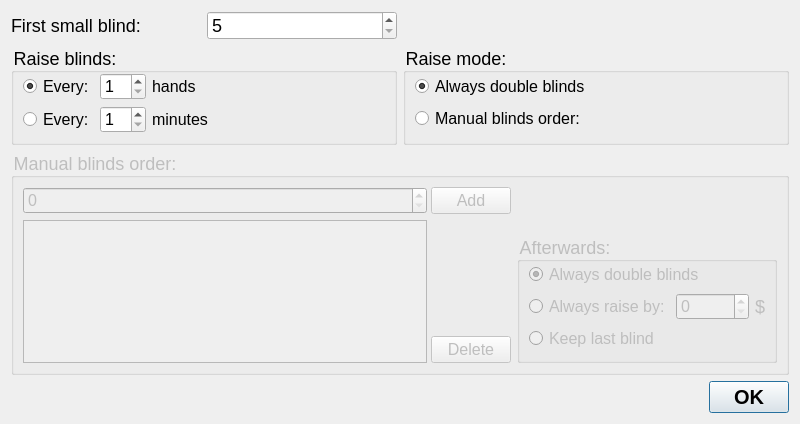
pokerth/pokerth, file src/gui/qt/gui_800x480/changecompleteblindsdialog_800x480.ui: the form before one commit.
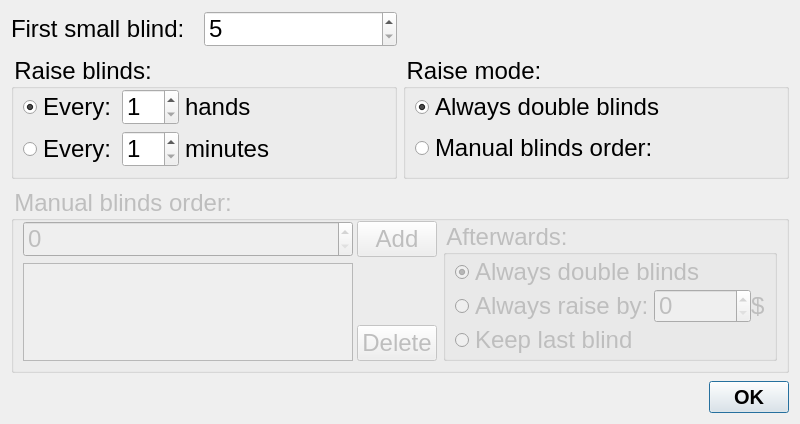
The form after the commit.

```diff
--- a/src/gui/qt/gui_800x480/changecompleteblindsdialog_800x480.ui
+++ b/src/gui/qt/gui_800x480/changecompleteblindsdialog_800x480.ui
@@ -10,6 +10,12 @@
     <height>424</height>
    </rect>
   </property>
+  <property name="sizePolicy">
+   <sizepolicy hsizetype="MinimumExpanding" vsizetype="MinimumExpanding">
+    <horstretch>0</horstretch>
+    <verstretch>0</verstretch>
+   </sizepolicy>
+  </property>
   <property name="minimumSize">
    <size>
     <width>800</width>
@@ -19,7 +25,13 @@
   <property name="windowTitle">
    <string>Change Blinds Settings</string>
   </property>
+  <property name="styleSheet">
+   <string notr="true">QObject {font: 24px}</string>
+  </property>
   <layout class="QGridLayout">
+   <property name="verticalSpacing">
+    <number>8</number>
+   </property>
    <item row="0" column="0">
     <layout class="QHBoxLayout">
      <item>
@@ -27,11 +39,11 @@
        <property name="font">
         <font>
          <pointsize>-1</pointsize>
+         <weight>50</weight>
+         <italic>false</italic>
+         <bold>false</bold>
         </font>
        </property>
-       <property name="styleSheet">
-        <string notr="true">QObject {font-size: 18px}</string>
-       </property>
        <property name="text">
         <string>First small blind:</string>
        </property>
@@ -39,9 +51,6 @@
      </item>
      <item>
       <widget class="QSpinBox" name="spinBox_firstSmallBlind">
-       <property name="styleSheet">
-        <string notr="true">QObject {font-size: 18px}</string>
-       </property>
        <property name="minimum">
         <number>5</number>
        </property>
@@ -54,9 +63,6 @@
    </item>
    <item row="1" column="0">
     <widget class="QGroupBox" name="groupBox_6">
-     <property name="styleSheet">
-      <string notr="true">QObject {font-size: 18px}</string>
-     </property>
      <property name="title">
       <string>Raise blinds:</string>
      </property>
@@ -72,9 +78,6 @@
       </property>
       <item row="0" column="0">
        <widget class="QRadioButton" name="radioButton_raiseBlindsAtHands">
-        <property name="styleSheet">
-         <string notr="true">QObject {font-size: 16px}</string>
-        </property>
         <property name="text">
          <string>Every:</string>
         </property>
@@ -85,9 +88,6 @@
       </item>
       <item row="0" column="1">
        <widget class="QSpinBox" name="spinBox_raiseSmallBlindEveryHands">
-        <property name="styleSheet">
-         <string notr="true">QObject {font-size: 16px}</string>
-        </property>
         <property name="minimum">
          <number>1</number>
         </property>
@@ -101,9 +101,6 @@
           <verstretch>0</verstretch>
          </sizepolicy>
         </property>
-        <property name="styleSheet">
-         <string notr="true">QObject {font-size: 16px}</string>
-        </property>
         <property name="text">
          <string>hands</string>
         </property>
@@ -111,9 +108,6 @@
       </item>
       <item row="1" column="0">
        <widget class="QRadioButton" name="radioButton_raiseBlindsAtMinutes">
-        <property name="styleSheet">
-         <string notr="true">QObject {font-size: 16px}</string>
-        </property>
         <property name="text">
          <string>Every:</string>
         </property>
@@ -121,9 +115,6 @@
       </item>
       <item row="1" column="1">
        <widget class="QSpinBox" name="spinBox_raiseSmallBlindEveryMinutes">
-        <property name="styleSheet">
-         <string notr="true">QObject {font-size: 16px}</string>
-        </property>
         <property name="minimum">
          <number>1</number>
         </property>
@@ -137,9 +128,6 @@
           <verstretch>0</verstretch>
          </sizepolicy>
         </property>
-        <property name="styleSheet">
-         <string notr="true">QObject {font-size: 16px}</string>
-        </property>
         <property name="text">
          <string>minutes</string>
         </property>
@@ -156,9 +144,6 @@
        <verstretch>0</verstretch>
       </sizepolicy>
      </property>
-     <property name="styleSheet">
-      <string notr="true">QObject {font-size: 18px}</string>
-     </property>
      <property name="title">
       <string>Raise mode:</string>
      </property>
@@ -168,9 +153,6 @@
       </property>
       <item row="0" column="0">
        <widget class="QRadioButton" name="radioButton_alwaysDoubleBlinds">
-        <property name="styleSheet">
-         <string notr="true">QObject {font-size: 16px}</string>
-        </property>
         <property name="text">
          <string>Always double blinds</string>
         </property>
@@ -181,9 +163,6 @@
       </item>
       <item row="1" column="0">
        <widget class="QRadioButton" name="radioButton_manualBlindsOrder">
-        <property name="styleSheet">
-         <string notr="true">QObject {font-size: 16px}</string>
-        </property>
         <property name="text">
          <string>Manual blinds order:</string>
         </property>
@@ -197,30 +176,23 @@
      <property name="enabled">
       <bool>false</bool>
      </property>
-     <property name="styleSheet">
-      <string notr="true">QObject {font-size: 18px}</string>
-     </property>
      <property name="title">
       <string>Manual blinds order:</string>
      </property>
-     <layout class="QGridLayout">
-      <item row="0" column="0" rowspan="2">
+     <layout class="QGridLayout" name="gridLayout">
+      <property name="topMargin">
+       <number>0</number>
+      </property>
+      <item row="0" column="0">
        <layout class="QGridLayout">
         <property name="horizontalSpacing">
          <number>4</number>
         </property>
         <item row="1" column="0" rowspan="2">
-         <widget class="QListWidget" name="listWidget_blinds">
-          <property name="styleSheet">
-           <string notr="true">QObject {font-size: 16px}</string>
-          </property>
-         </widget>
+         <widget class="QListWidget" name="listWidget_blinds"/>
         </item>
         <item row="2" column="1">
          <widget class="QPushButton" name="pushButton_delete">
-          <property name="styleSheet">
-           <string notr="true">QObject {font-size: 16px}</string>
-          </property>
           <property name="text">
            <string>Delete</string>
           </property>
@@ -241,9 +213,6 @@
         </item>
         <item row="0" column="0">
          <widget class="QSpinBox" name="spinBox_input">
-          <property name="styleSheet">
-           <string notr="true">QObject {font-size: 16px}</string>
-          </property>
           <property name="maximum">
            <number>20000</number>
           </property>
@@ -251,9 +220,6 @@
         </item>
         <item row="0" column="1">
          <widget class="QPushButton" name="pushButton_add">
-          <property name="styleSheet">
-           <string notr="true">QObject {font-size: 16px}</string>
-          </property>
           <property name="text">
            <string>Add</string>
           </property>
@@ -262,19 +228,6 @@
        </layout>
       </item>
       <item row="0" column="1">
-       <spacer>
-        <property name="orientation">
-         <enum>Qt::Vertical</enum>
-        </property>
-        <property name="sizeHint" stdset="0">
-         <size>
-          <width>20</width>
-          <height>40</height>
-         </size>
-        </property>
-       </spacer>
-      </item>
-      <item row="1" column="1">
        <widget class="QGroupBox" name="groupBox">
         <property name="title">
          <string>Afterwards:</string>
@@ -283,11 +236,14 @@
          <property name="topMargin">
           <number>0</number>
          </property>
+         <property name="bottomMargin">
+          <number>1</number>
+         </property>
+         <property name="verticalSpacing">
+          <number>0</number>
+         </property>
          <item row="0" column="0">
           <widget class="QRadioButton" name="radioButton_afterThisAlwaysDoubleBlinds">
-           <property name="styleSheet">
-            <string notr="true">QObject {font-size: 16px}</string>
-           </property>
            <property name="text">
             <string>Always double blinds</string>
            </property>
@@ -300,9 +256,6 @@
           <layout class="QHBoxLayout">
            <item>
             <widget class="QRadioButton" name="radioButton_afterThisAlwaysRaiseAbout">
-             <property name="styleSheet">
-              <string notr="true">QObject {font-size: 16px}</string>
-             </property>
              <property name="text">
               <string>Always raise by:</string>
              </property>
@@ -310,9 +263,6 @@
            </item>
            <item>
             <widget class="QSpinBox" name="spinBox_afterThisAlwaysRaiseValue">
-             <property name="styleSheet">
-              <string notr="true">QObject {font-size: 16px}</string>
-             </property>
              <property name="maximum">
               <number>20000</number>
              </property>
@@ -329,9 +279,6 @@
          </item>
          <item row="2" column="0">
           <widget class="QRadioButton" name="radioButton_afterThisStayAtLastBlind">
-           <property name="styleSheet">
-            <string notr="true">QObject {font-size: 16px}</string>
-           </property>
            <property name="text">
             <string>Keep last blind</string>
            </property>
```
Left out of the diff: 26 changed lines with no effect on the pictures.
